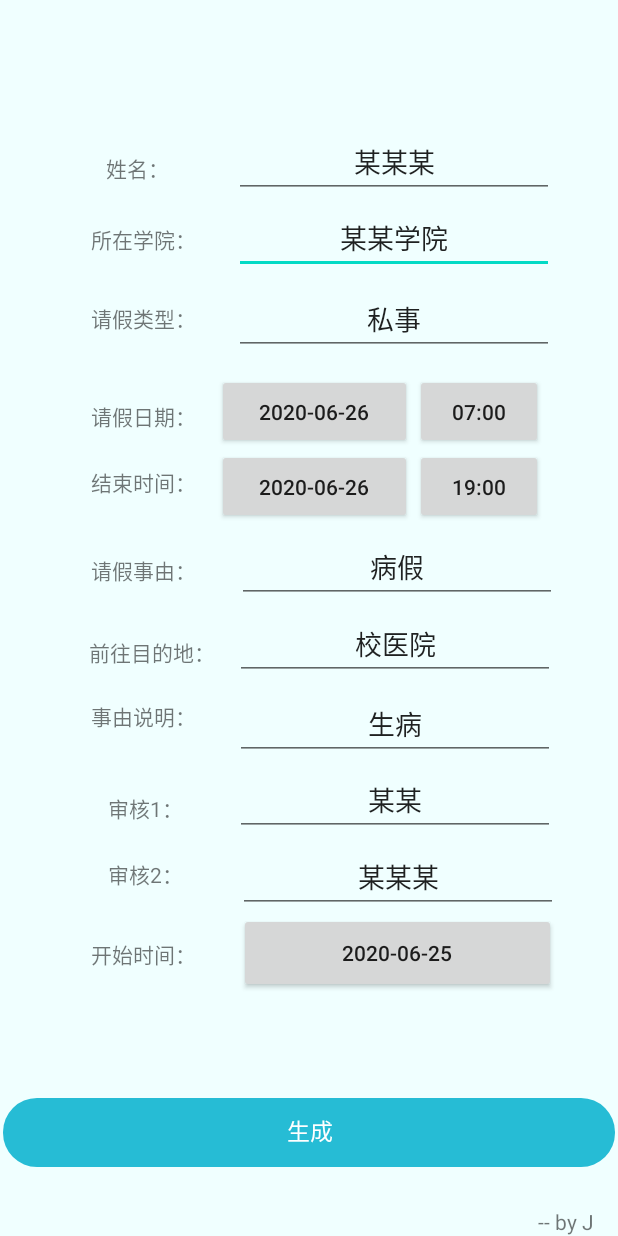
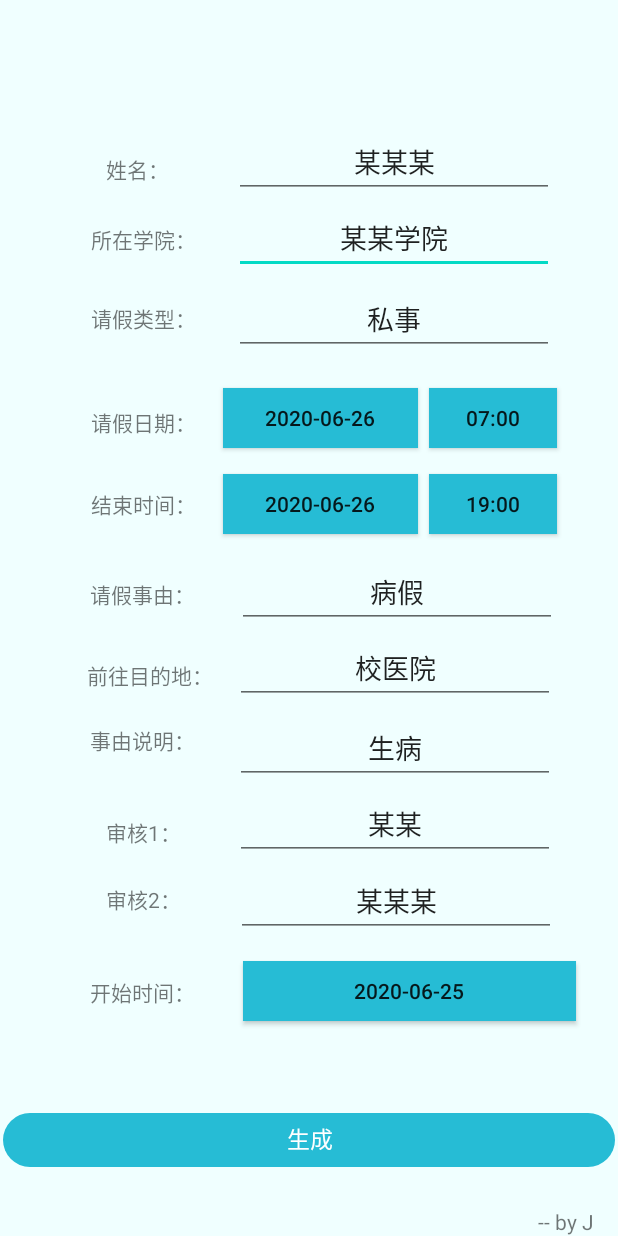
Before and after one commit to Jepson-Song/leave, an Android app: the screen it shows after launch (MainActivity), on a phone screen of 412 x 824 dp. Run offline under Robolectric (Android 15) with nearby library versions, the phone set to English and light mode, and no system bars.

Commit message:
优化了页面布局

```diff
--- a/app/src/main/res/layout/activity_main.xml
+++ b/app/src/main/res/layout/activity_main.xml
@@ -8,66 +8,6 @@
     android:layout_gravity="center_horizontal"
     tools:context=".MainActivity">
 
-
-    <TextView
-        android:id="@+id/tvApplicationDate"
-        android:layout_width="wrap_content"
-        android:layout_height="wrap_content"
-        android:text="开始时间："
-        app:layout_constraintBottom_toBottomOf="parent"
-        app:layout_constraintHorizontal_bias="0.178"
-        app:layout_constraintLeft_toLeftOf="parent"
-        app:layout_constraintRight_toRightOf="parent"
-        app:layout_constraintTop_toTopOf="parent"
-        app:layout_constraintVertical_bias="0.779" />
-
-    <TextView
-        android:id="@+id/tvReason"
-        android:layout_width="wrap_content"
-        android:layout_height="wrap_content"
-        android:text="请假事由："
-        app:layout_constraintBottom_toBottomOf="parent"
-        app:layout_constraintHorizontal_bias="0.178"
-        app:layout_constraintLeft_toLeftOf="parent"
-        app:layout_constraintRight_toRightOf="parent"
-        app:layout_constraintTop_toTopOf="parent"
-        app:layout_constraintVertical_bias="0.46" />
-
-    <TextView
-        android:id="@+id/tvExplain"
-        android:layout_width="wrap_content"
-        android:layout_height="wrap_content"
-        android:text="事由说明："
-        app:layout_constraintBottom_toBottomOf="parent"
-        app:layout_constraintHorizontal_bias="0.178"
-        app:layout_constraintLeft_toLeftOf="parent"
-        app:layout_constraintRight_toRightOf="parent"
-        app:layout_constraintTop_toTopOf="parent"
-        app:layout_constraintVertical_bias="0.581" />
-
-    <TextView
-        android:id="@+id/tvReviewer1"
-        android:layout_width="wrap_content"
-        android:layout_height="wrap_content"
-        android:text="审核1："
-        app:layout_constraintBottom_toBottomOf="parent"
-        app:layout_constraintHorizontal_bias="0.199"
-        app:layout_constraintLeft_toLeftOf="parent"
-        app:layout_constraintRight_toRightOf="parent"
-        app:layout_constraintTop_toTopOf="parent"
-        app:layout_constraintVertical_bias="0.658" />
-
-    <TextView
-        android:id="@+id/tvReviewer2"
-        android:layout_width="wrap_content"
-        android:layout_height="wrap_content"
-        android:text="审核2："
-        app:layout_constraintBottom_toBottomOf="parent"
-        app:layout_constraintHorizontal_bias="0.199"
-        app:layout_constraintLeft_toLeftOf="parent"
-        app:layout_constraintRight_toRightOf="parent"
-        app:layout_constraintTop_toTopOf="parent"
-        app:layout_constraintVertical_bias="0.713" />
 
     <EditText
         android:id="@+id/etSchool"
@@ -97,65 +37,53 @@
         app:layout_constraintTop_toTopOf="parent"
         app:layout_constraintVertical_bias="0.185" />
 
-    <EditText
-        android:id="@+id/etDestination"
-        android:layout_width="wrap_content"
-        android:layout_height="wrap_content"
-        android:layout_marginEnd="13dp"
-        android:layout_marginRight="13dp"
-        android:ems="10"
-        android:text="校医院"
-        android:textAlignment="center"
-        app:layout_constraintBottom_toBottomOf="parent"
-        app:layout_constraintEnd_toEndOf="parent"
-        app:layout_constraintHorizontal_bias="0.608"
-        app:layout_constraintStart_toEndOf="@+id/tvName"
-        app:layout_constraintTop_toTopOf="parent"
-        app:layout_constraintVertical_bias="0.523" />
-
     <Button
         android:id="@+id/btStartDate"
         android:layout_width="130dp"
-        android:layout_height="50dp"
-        app:layout_constraintBottom_toTopOf="@+id/btEndDate"
+        android:layout_height="40dp"
+        android:background="#26bcd5"
+        app:layout_constraintBottom_toBottomOf="parent"
         app:layout_constraintEnd_toEndOf="parent"
-        app:layout_constraintHorizontal_bias="0.092"
+        app:layout_constraintHorizontal_bias="0.12"
         app:layout_constraintStart_toEndOf="@+id/tvStartDate"
         app:layout_constraintTop_toTopOf="parent"
-        app:layout_constraintVertical_bias="1.0" />
+        app:layout_constraintVertical_bias="0.33" />
 
     <Button
         android:id="@+id/btEndTime"
         android:layout_width="85dp"
-        android:layout_height="50dp"
+        android:layout_height="40dp"
+        android:background="#26bcd5"
         app:layout_constraintBottom_toBottomOf="parent"
         app:layout_constraintEnd_toEndOf="parent"
-        app:layout_constraintHorizontal_bias="0.039"
+        app:layout_constraintHorizontal_bias="0.148"
         app:layout_constraintStart_toEndOf="@+id/btEndDate"
         app:layout_constraintTop_toTopOf="parent"
-        app:layout_constraintVertical_bias="0.387" />
+        app:layout_constraintVertical_bias="0.403" />
 
     <Button
         android:id="@+id/btEndDate"
         android:layout_width="130dp"
-        android:layout_height="50dp"
+        android:layout_height="40dp"
+        android:background="#26bcd5"
         app:layout_constraintBottom_toBottomOf="parent"
         app:layout_constraintEnd_toEndOf="parent"
-        app:layout_constraintHorizontal_bias="0.093"
+        app:layout_constraintHorizontal_bias="0.12"
         app:layout_constraintStart_toEndOf="@+id/tvEndDate"
         app:layout_constraintTop_toTopOf="parent"
-        app:layout_constraintVertical_bias="0.387" />
+        app:layout_constraintVertical_bias="0.403" />
 
     <Button
         android:id="@+id/btStartTime"
         android:layout_width="85dp"
-        android:layout_height="50dp"
-        app:layout_constraintBottom_toTopOf="@+id/btEndTime"
+        android:layout_height="40dp"
+        android:background="#26bcd5"
+        app:layout_constraintBottom_toBottomOf="parent"
         app:layout_constraintEnd_toEndOf="parent"
-        app:layout_constraintHorizontal_bias="0.038"
+        app:layout_constraintHorizontal_bias="0.148"
         app:layout_constraintStart_toEndOf="@+id/btStartDate"
         app:layout_constraintTop_toTopOf="parent"
-        app:layout_constraintVertical_bias="1.0" />
+        app:layout_constraintVertical_bias="0.33" />
 
     <TextView
         android:id="@+id/tvStartDate"
@@ -167,7 +95,7 @@
         app:layout_constraintLeft_toLeftOf="parent"
         app:layout_constraintRight_toRightOf="parent"
         app:layout_constraintTop_toTopOf="parent"
-        app:layout_constraintVertical_bias="0.332" />
+        app:layout_constraintVertical_bias="0.337" />
 
     <EditText
         android:id="@+id/etType"
@@ -195,7 +123,7 @@
         app:layout_constraintLeft_toLeftOf="parent"
         app:layout_constraintRight_toRightOf="parent"
         app:layout_constraintTop_toTopOf="parent"
-        app:layout_constraintVertical_bias="0.387" />
+        app:layout_constraintVertical_bias="0.405" />
 
     <EditText
         android:id="@+id/etReason"
@@ -211,23 +139,43 @@
         app:layout_constraintHorizontal_bias="0.621"
         app:layout_constraintStart_toEndOf="@+id/tvName"
         app:layout_constraintTop_toTopOf="parent"
-        app:layout_constraintVertical_bias="0.457" />
+        app:layout_constraintVertical_bias="0.478" />
 
-    <EditText
-        android:id="@+id/etExplain"
+    <Button
+        android:id="@+id/btApplicationDate"
+        android:layout_width="222dp"
+        android:layout_height="40dp"
+        android:background="#26bcd5"
+        app:layout_constraintBottom_toBottomOf="parent"
+        app:layout_constraintEnd_toEndOf="parent"
+        app:layout_constraintHorizontal_bias="0.851"
+        app:layout_constraintStart_toStartOf="parent"
+        app:layout_constraintTop_toBottomOf="@+id/etReviewer2"
+        app:layout_constraintVertical_bias="0.102" />
+
+    <TextView
+        android:id="@+id/tvReason"
         android:layout_width="wrap_content"
         android:layout_height="wrap_content"
-        android:layout_marginEnd="13dp"
-        android:layout_marginRight="13dp"
-        android:ems="10"
-        android:text="头疼"
-        android:textAlignment="center"
+        android:text="请假事由："
         app:layout_constraintBottom_toBottomOf="parent"
-        app:layout_constraintEnd_toEndOf="parent"
-        app:layout_constraintHorizontal_bias="0.608"
-        app:layout_constraintStart_toEndOf="@+id/tvName"
+        app:layout_constraintHorizontal_bias="0.175"
+        app:layout_constraintLeft_toLeftOf="parent"
+        app:layout_constraintRight_toRightOf="parent"
         app:layout_constraintTop_toTopOf="parent"
-        app:layout_constraintVertical_bias="0.591" />
+        app:layout_constraintVertical_bias="0.48" />
+
+    <TextView
+        android:id="@+id/tvApplicationDate"
+        android:layout_width="wrap_content"
+        android:layout_height="wrap_content"
+        android:text="开始时间："
+        app:layout_constraintBottom_toBottomOf="parent"
+        app:layout_constraintHorizontal_bias="0.175"
+        app:layout_constraintLeft_toLeftOf="parent"
+        app:layout_constraintRight_toRightOf="parent"
+        app:layout_constraintTop_toTopOf="parent"
+        app:layout_constraintVertical_bias="0.811" />
 
     <EditText
         android:id="@+id/etReviewer2"
@@ -241,10 +189,22 @@
         android:textAlignment="center"
         app:layout_constraintBottom_toBottomOf="parent"
         app:layout_constraintEnd_toEndOf="parent"
-        app:layout_constraintHorizontal_bias="0.575"
+        app:layout_constraintHorizontal_bias="0.567"
         app:layout_constraintStart_toEndOf="@+id/tvReviewer2"
         app:layout_constraintTop_toTopOf="parent"
-        app:layout_constraintVertical_bias="0.723" />
+        app:layout_constraintVertical_bias="0.743" />
+
+    <TextView
+        android:id="@+id/tvExplain"
+        android:layout_width="wrap_content"
+        android:layout_height="wrap_content"
+        android:text="事由说明："
+        app:layout_constraintBottom_toBottomOf="parent"
+        app:layout_constraintHorizontal_bias="0.175"
+        app:layout_constraintLeft_toLeftOf="parent"
+        app:layout_constraintRight_toRightOf="parent"
+        app:layout_constraintTop_toTopOf="parent"
+        app:layout_constraintVertical_bias="0.601" />
 
     <EditText
         android:id="@+id/etReviewer1"
@@ -261,7 +221,47 @@
         app:layout_constraintHorizontal_bias="0.608"
         app:layout_constraintStart_toEndOf="@+id/tvName"
         app:layout_constraintTop_toTopOf="parent"
-        app:layout_constraintVertical_bias="0.657" />
+        app:layout_constraintVertical_bias="0.677" />
+
+    <TextView
+        android:id="@+id/tvReviewer1"
+        android:layout_width="wrap_content"
+        android:layout_height="wrap_content"
+        android:text="审核1："
+        app:layout_constraintBottom_toBottomOf="parent"
+        app:layout_constraintHorizontal_bias="0.196"
+        app:layout_constraintLeft_toLeftOf="parent"
+        app:layout_constraintRight_toRightOf="parent"
+        app:layout_constraintTop_toTopOf="parent"
+        app:layout_constraintVertical_bias="0.678" />
+
+    <TextView
+        android:id="@+id/tvReviewer2"
+        android:layout_width="wrap_content"
+        android:layout_height="wrap_content"
+        android:text="审核2："
+        app:layout_constraintBottom_toBottomOf="parent"
+        app:layout_constraintHorizontal_bias="0.196"
+        app:layout_constraintLeft_toLeftOf="parent"
+        app:layout_constraintRight_toRightOf="parent"
+        app:layout_constraintTop_toTopOf="parent"
+        app:layout_constraintVertical_bias="0.733" />
+
+    <EditText
+        android:id="@+id/etDestination"
+        android:layout_width="wrap_content"
+        android:layout_height="wrap_content"
+        android:layout_marginEnd="13dp"
+        android:layout_marginRight="13dp"
+        android:ems="10"
+        android:text="校医院"
+        android:textAlignment="center"
+        app:layout_constraintBottom_toBottomOf="parent"
+        app:layout_constraintEnd_toEndOf="parent"
+        app:layout_constraintHorizontal_bias="0.608"
+        app:layout_constraintStart_toEndOf="@+id/tvName"
+        app:layout_constraintTop_toTopOf="parent"
+        app:layout_constraintVertical_bias="0.543" />
 
     <TextView
         android:id="@+id/tvDestination"
@@ -269,22 +269,27 @@
         android:layout_height="wrap_content"
         android:text="前往目的地："
         app:layout_constraintBottom_toBottomOf="parent"
-        app:layout_constraintHorizontal_bias="0.18"
+        app:layout_constraintHorizontal_bias="0.177"
         app:layout_constraintLeft_toLeftOf="parent"
         app:layout_constraintRight_toRightOf="parent"
         app:layout_constraintTop_toTopOf="parent"
-        app:layout_constraintVertical_bias="0.528" />
+        app:layout_constraintVertical_bias="0.547" />
 
-    <Button
-        android:id="@+id/btApplicationDate"
-        android:layout_width="211dp"
-        android:layout_height="53dp"
+    <EditText
+        android:id="@+id/etExplain"
+        android:layout_width="wrap_content"
+        android:layout_height="wrap_content"
+        android:layout_marginEnd="13dp"
+        android:layout_marginRight="13dp"
+        android:ems="10"
+        android:text="头疼"
+        android:textAlignment="center"
         app:layout_constraintBottom_toBottomOf="parent"
         app:layout_constraintEnd_toEndOf="parent"
-        app:layout_constraintHorizontal_bias="0.795"
-        app:layout_constraintStart_toStartOf="parent"
-        app:layout_constraintTop_toBottomOf="@+id/etReviewer2"
-        app:layout_constraintVertical_bias="0.0" />
+        app:layout_constraintHorizontal_bias="0.608"
+        app:layout_constraintStart_toEndOf="@+id/tvName"
+        app:layout_constraintTop_toTopOf="parent"
+        app:layout_constraintVertical_bias="0.612" />
 
     <TextView
         android:id="@+id/tvName"
@@ -298,7 +303,7 @@
         app:layout_constraintHorizontal_bias="0.167"
         app:layout_constraintStart_toStartOf="parent"
         app:layout_constraintTop_toTopOf="parent"
-        app:layout_constraintVertical_bias="0.126" />
+        app:layout_constraintVertical_bias="0.127" />
 
     <EditText
         android:id="@+id/etName"
@@ -339,11 +344,10 @@
     <com.example.test.ui.ProgressButton
         android:id="@+id/pb_btn"
         android:layout_width="match_parent"
-        android:layout_height="50dp"
+        android:layout_height="40dp"
         android:layout_alignParentBottom="true"
         android:layout_marginBottom="44dp"
         android:clickable="true"
-        android:onClick="onClick"
         app:layout_constraintBottom_toBottomOf="parent"
         tools:layout_editor_absoluteX="0dp" />
 
```
